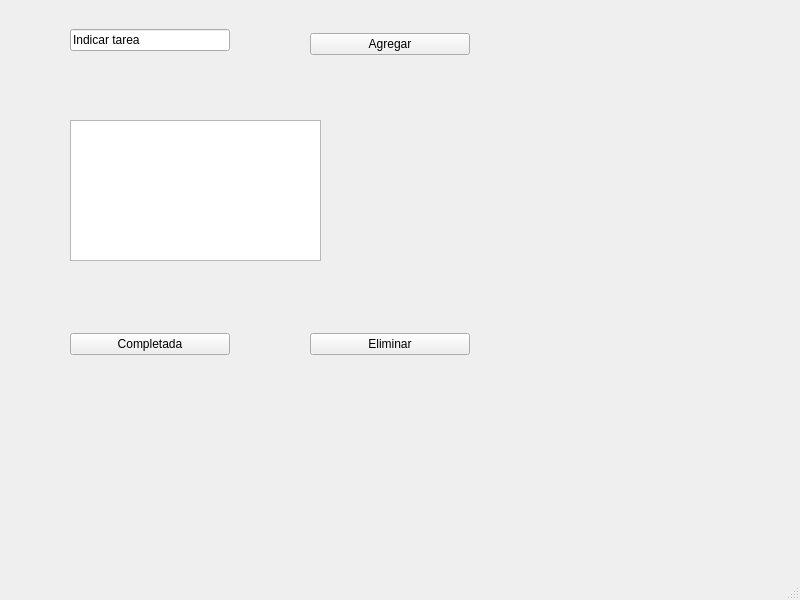
Rapers2005/Todo_Consulta, file ui/todo_app.ui: the form before one commit.
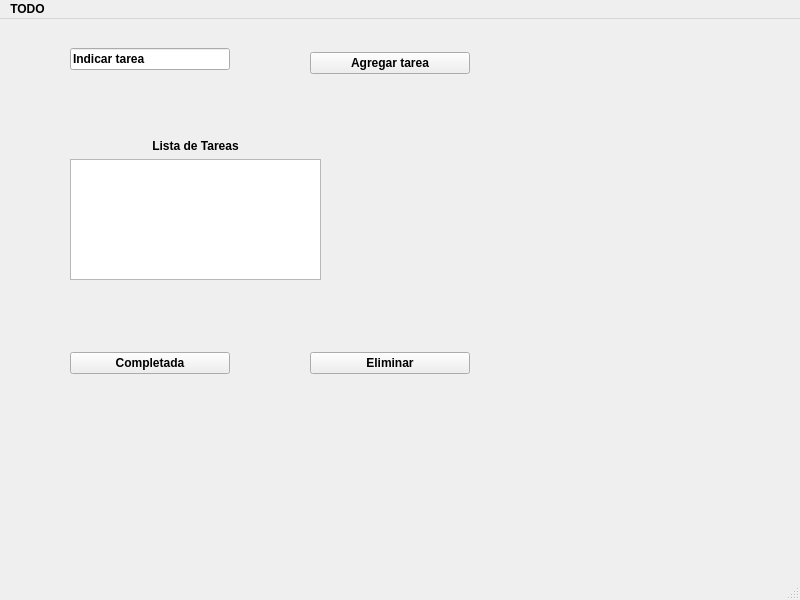
The form after the commit.

Diff of the .ui file:
```diff
--- a/ui/todo_app.ui
+++ b/ui/todo_app.ui
@@ -10,6 +10,12 @@
     <height>600</height>
    </rect>
   </property>
+  <property name="font">
+   <font>
+    <weight>75</weight>
+    <bold>true</bold>
+   </font>
+  </property>
   <property name="windowTitle">
    <string>MainWindow</string>
   </property>
@@ -24,6 +30,28 @@
      </rect>
     </property>
     <layout class="QVBoxLayout" name="verticalLayout">
+     <item>
+      <widget class="QLabel" name="label">
+       <property name="font">
+        <font>
+         <weight>75</weight>
+         <bold>true</bold>
+        </font>
+       </property>
+       <property name="text">
+        <string>Lista de Tareas</string>
+       </property>
+       <property name="textFormat">
+        <enum>Qt::AutoText</enum>
+       </property>
+       <property name="scaledContents">
+        <bool>false</bool>
+       </property>
+       <property name="alignment">
+        <set>Qt::AlignCenter</set>
+       </property>
+      </widget>
+     </item>
      <item>
       <widget class="QListWidget" name="listWidget">
        <property name="selectionMode">
@@ -45,6 +73,12 @@
     <layout class="QHBoxLayout" name="horizontalLayout">
      <item>
       <widget class="QLineEdit" name="lineEdit">
+       <property name="font">
+        <font>
+         <weight>75</weight>
+         <bold>true</bold>
+        </font>
+       </property>
        <property name="text">
         <string>Indicar tarea</string>
        </property>
@@ -64,8 +98,14 @@
     <layout class="QHBoxLayout" name="horizontalLayout_2">
      <item>
       <widget class="QPushButton" name="pushButton">
+       <property name="font">
+        <font>
+         <weight>75</weight>
+         <bold>true</bold>
+        </font>
+       </property>
        <property name="text">
-        <string>Agregar</string>
+        <string>Agregar tarea</string>
        </property>
       </widget>
      </item>
@@ -83,6 +123,12 @@
     <layout class="QHBoxLayout" name="horizontalLayout_3">
      <item>
       <widget class="QPushButton" name="pushButton_2">
+       <property name="font">
+        <font>
+         <weight>75</weight>
+         <bold>true</bold>
+        </font>
+       </property>
        <property name="text">
         <string>Completada</string>
        </property>
@@ -102,6 +148,12 @@
     <layout class="QHBoxLayout" name="horizontalLayout_4">
      <item>
       <widget class="QPushButton" name="pushButton_3">
+       <property name="font">
+        <font>
+         <weight>75</weight>
+         <bold>true</bold>
+        </font>
+       </property>
        <property name="text">
         <string>Eliminar</string>
        </property>
@@ -119,6 +171,12 @@
      <height>24</height>
     </rect>
    </property>
+   <widget class="QMenu" name="menuTODO">
+    <property name="title">
+     <string>TODO</string>
+    </property>
+   </widget>
+   <addaction name="menuTODO"/>
   </widget>
   <widget class="QStatusBar" name="statusbar"/>
  </widget>
```
Left out of the diff: 4 changed lines with no effect on the pictures.
